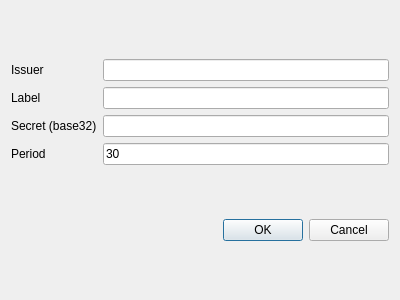
Before: the Qt Designer form ui/add_item_dialog.ui in kovdan01/otp-desktop, drawn with Qt 5.
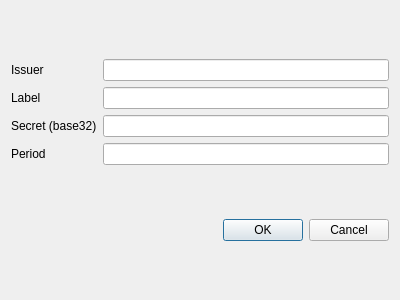
After: the same form once the commit is applied.

What changed in the file:
```diff
--- a/ui/add_item_dialog.ui
+++ b/ui/add_item_dialog.ui
@@ -54,14 +54,7 @@
       </widget>
      </item>
      <item row="3" column="2">
-      <widget class="QLineEdit" name="period_line_edit">
-       <property name="inputMask">
-        <string/>
-       </property>
-       <property name="text">
-        <string>30</string>
-       </property>
-      </widget>
+      <widget class="QLineEdit" name="period_line_edit"/>
      </item>
     </layout>
    </item>
```
Left out of the diff: 6 changed lines with no effect on the pictures.
